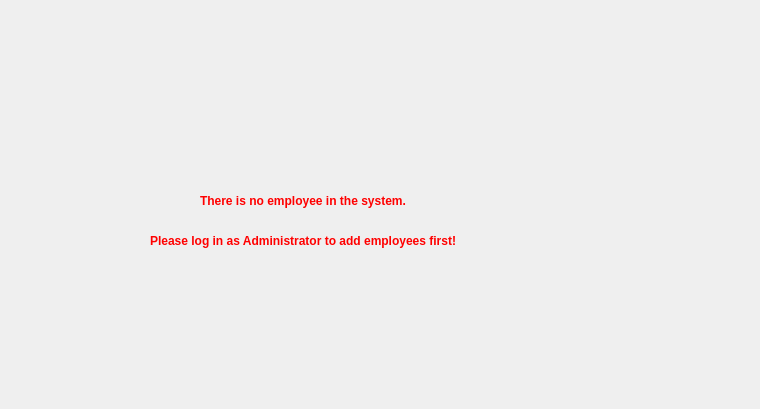
Qt form ManageEmployee/EmployeeCheckInOut.ui (PeZoi/Manage_Employee_App) before a commit.
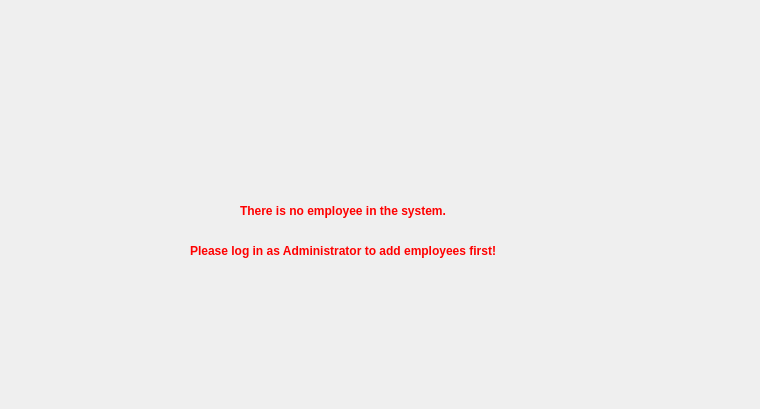
The same form after that commit. The open tabs and pages were chosen to show the change. Icons and pictures are not drawn.

Commit message: feature/check in/out by scan iries

Patch:
```diff
--- a/ManageEmployee/EmployeeCheckInOut.ui
+++ b/ManageEmployee/EmployeeCheckInOut.ui
@@ -669,8 +669,8 @@
     <widget class="QLabel" name="noEmployeeLabel_3">
      <property name="geometry">
       <rect>
-       <x>150</x>
-       <y>210</y>
+       <x>190</x>
+       <y>220</y>
        <width>411</width>
        <height>61</height>
       </rect>
@@ -695,7 +695,7 @@
      <property name="geometry">
       <rect>
        <x>230</x>
-       <y>50</y>
+       <y>60</y>
        <width>211</width>
        <height>131</height>
       </rect>
@@ -710,8 +710,8 @@
     <widget class="QLabel" name="noEmployeeLabel_2">
      <property name="geometry">
       <rect>
-       <x>200</x>
-       <y>170</y>
+       <x>240</x>
+       <y>180</y>
        <width>291</width>
        <height>61</height>
       </rect>
```
Left out of the diff: 2 changed lines with no effect on the pictures. The commit also changes 115 other files.
